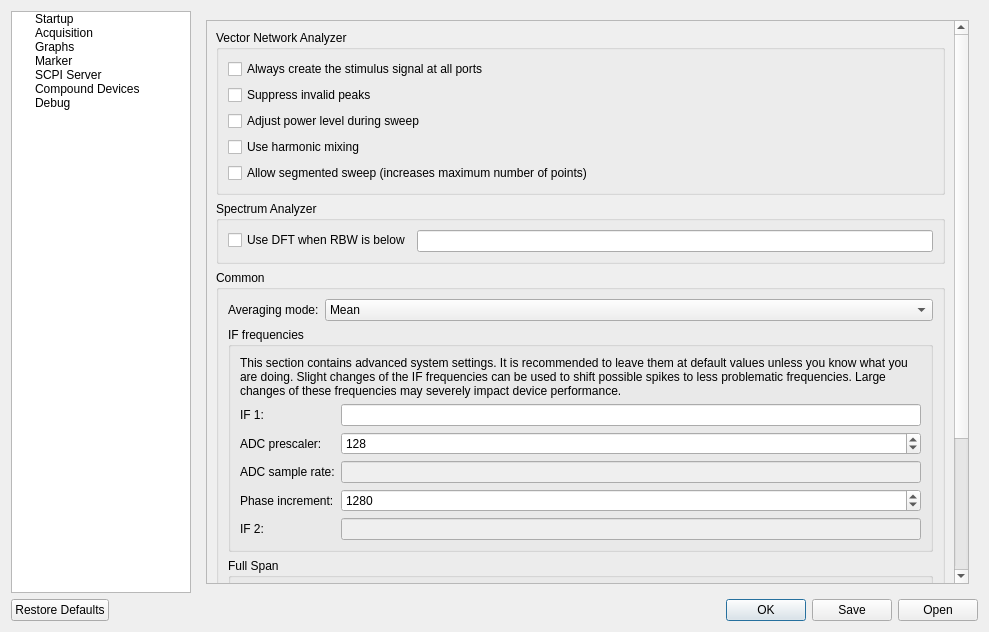
Old version of the form Software/PC_Application/LibreVNA-GUI/preferencesdialog.ui in the repository jankae/LibreVNA.
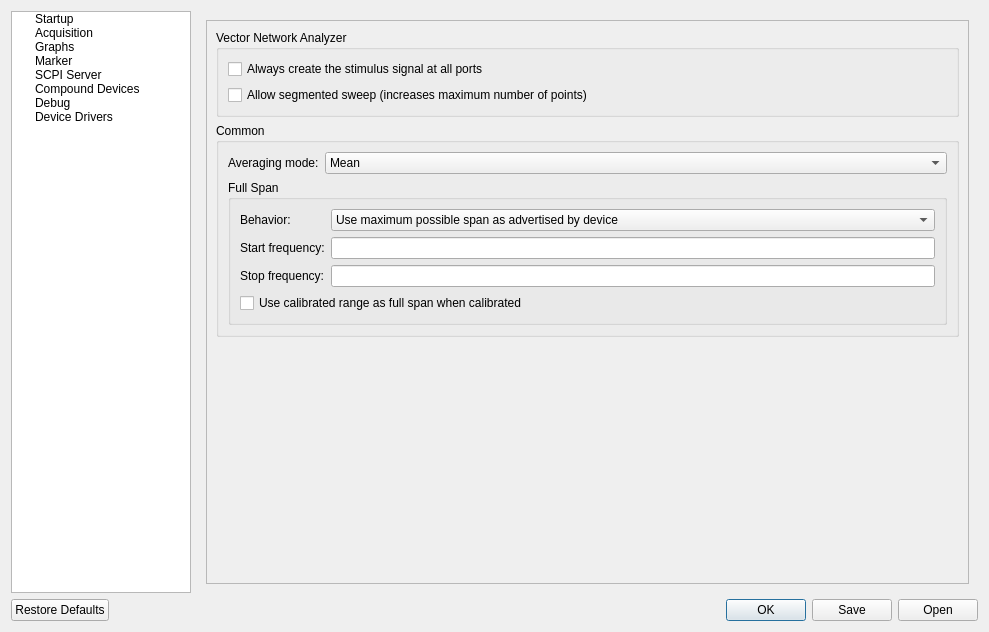
New version of the form. The open tabs and pages were chosen to show the change. Icons and pictures are not drawn. Custom widgets are drawn as their Qt base class.

Commit message: LibreVNA settings widget

```diff
--- a/Software/PC_Application/LibreVNA-GUI/preferencesdialog.ui
+++ b/Software/PC_Application/LibreVNA-GUI/preferencesdialog.ui
@@ -76,6 +76,11 @@
          <string>Debug</string>
         </property>
        </item>
+       <item>
+        <property name="text">
+         <string>Device Drivers</string>
+        </property>
+       </item>
       </widget>
      </item>
      <item>
@@ -712,8 +717,8 @@
              <rect>
               <x>0</x>
               <y>0</y>
-              <width>565</width>
-              <height>863</height>
+              <width>763</width>
+              <height>561</height>
              </rect>
             </property>
             <layout class="QVBoxLayout" name="verticalLayout_21">
@@ -733,33 +738,6 @@
                   </property>
                  </widget>
                 </item>
-                <item>
-                 <widget class="QCheckBox" name="AcquisitionSuppressPeaks">
-                  <property name="toolTip">
-                   <string>&lt;html&gt;&lt;head/&gt;&lt;body&gt;&lt;p&gt;Due to limited fractional divider settings, the source and 1.LO PLLs are not able to reach every frequency exactly. At some specific frequencies this causes the final IF to shift. At these frequencies there will be a positive or negative peak in the trace measurement that is not actually there.&lt;br/&gt;&lt;br/&gt;Checking this option shifts the 2.LO for points where this could be an issue. This will remove the peaks but slows down the sweep slightly.&lt;/p&gt;&lt;/body&gt;&lt;/html&gt;</string>
-                  </property>
-                  <property name="text">
-                   <string>Suppress invalid peaks</string>
-                  </property>
-                 </widget>
-                </item>
-                <item>
-                 <widget class="QCheckBox" name="AcquisitionAdjustPowerLevel">
-                  <property name="toolTip">
-                   <string>&lt;html&gt;&lt;head/&gt;&lt;body&gt;&lt;p&gt;If enabled, the step attenuator setting will be changed during the sweep to keep the selected output power across frequency as accurate as possible.&lt;/p&gt;&lt;/body&gt;&lt;/html&gt;</string>
-                  </property>
-                  <property name="text">
-                   <string>Adjust power level during sweep</string>
-                  </property>
-                 </widget>
-                </item>
-                <item>
-                 <widget class="QCheckBox" name="AcquisitionUseHarmonic">
-                  <property name="text">
-                   <string>Use harmonic mixing</string>
-                  </property>
-                 </widget>
-                </item>
                 <item>
                  <widget class="QCheckBox" name="AcquisitionAllowSegmentedSweep">
                   <property name="text">
@@ -770,32 +748,6 @@
                </layout>
               </widget>
              </item>
-             <item>
-              <widget class="QGroupBox" name="groupBox_7">
-               <property name="title">
-                <string>Spectrum Analyzer</string>
-               </property>
-               <layout class="QVBoxLayout" name="verticalLayout_7">
-                <item>
-                 <layout class="QFormLayout" name="formLayout_5">
-                  <item row="0" column="0">
-                   <widget class="QCheckBox" name="AcquisitionUseDFT">
-                    <property name="toolTip">
-                     <string>&lt;html&gt;&lt;head/&gt;&lt;body&gt;&lt;p&gt;Normally, the spectrum analyzer mode tunes the LO for each point and measures the final IF only at one frequency. When this option is enabled, a DFT of the final IF is calculated instead which covers multiple frequencies with one measurement.&lt;/p&gt;&lt;p&gt;This can speed up the measurement at low RBWs significantly.&lt;/p&gt;&lt;/body&gt;&lt;/html&gt;</string>
-                    </property>
-                    <property name="text">
-                     <string>Use DFT when RBW is below</string>
-                    </property>
-                   </widget>
-                  </item>
-                  <item row="0" column="1">
-                   <widget class="SIUnitEdit" name="AcquisitionDFTlimitRBW"/>
-                  </item>
-                 </layout>
-                </item>
-               </layout>
-              </widget>
-             </item>
              <item>
               <widget class="QGroupBox" name="groupBox_14">
                <property name="title">
@@ -827,117 +779,6 @@
                   </item>
                  </layout>
                 </item>
-                <item>
-                 <widget class="QGroupBox" name="groupBox_15">
-                  <property name="title">
-                   <string>IF frequencies</string>
-                  </property>
-                  <layout class="QVBoxLayout" name="verticalLayout_5">
-                   <item>
-                    <widget class="QLabel" name="label_34">
-                     <property name="text">
-                      <string>This section contains advanced system settings. It is recommended to leave them at default values unless you know what you are doing. Slight changes of the IF frequencies can be used to shift possible spikes to less problematic frequencies. Large changes of these frequencies may severely impact device performance.</string>
-                     </property>
-                     <property name="wordWrap">
-                      <bool>true</bool>
-                     </property>
-                    </widget>
-                   </item>
-                   <item>
-                    <layout class="QFormLayout" name="formLayout">
-                     <item row="0" column="0">
-                      <widget class="QLabel" name="label_29">
-                       <property name="text">
-                        <string>IF 1:</string>
-                       </property>
-                      </widget>
-                     </item>
-                     <item row="0" column="1">
-                      <widget class="SIUnitEdit" name="AcquisitionIF1">
-                       <property name="toolTip">
-                        <string>&lt;html&gt;&lt;head/&gt;&lt;body&gt;&lt;p&gt;Frequency of the first IF&lt;/p&gt;&lt;/body&gt;&lt;/html&gt;</string>
-                       </property>
-                      </widget>
-                     </item>
-                     <item row="1" column="0">
-                      <widget class="QLabel" name="label_30">
-                       <property name="text">
-                        <string>ADC prescaler:</string>
-                       </property>
-                      </widget>
-                     </item>
-                     <item row="1" column="1">
-                      <widget class="QSpinBox" name="AcquisitionADCpresc">
-                       <property name="toolTip">
-                        <string>&lt;html&gt;&lt;head/&gt;&lt;body&gt;&lt;p&gt;ADC prescaler in FPGA. The ADC sample rate is determined by 102.4MHz/prescaler&lt;/p&gt;&lt;/body&gt;&lt;/html&gt;</string>
-                       </property>
-                       <property name="minimum">
-                        <number>112</number>
-                       </property>
-                       <property name="maximum">
-                        <number>255</number>
-                       </property>
-                       <property name="value">
-                        <number>128</number>
-                       </property>
-                      </widget>
-                     </item>
-                     <item row="2" column="0">
-                      <widget class="QLabel" name="label_31">
-                       <property name="text">
-                        <string>ADC sample rate:</string>
-                       </property>
-                      </widget>
-                     </item>
-                     <item row="2" column="1">
-                      <widget class="SIUnitEdit" name="AcquisitionADCRate">
-                       <property name="enabled">
-                        <bool>false</bool>
-                       </property>
-                      </widget>
-                     </item>
-                     <item row="3" column="0">
-                      <widget class="QLabel" name="label_32">
-                       <property name="text">
-                        <string>Phase increment:</string>
-                       </property>
-                      </widget>
-                     </item>
-                     <item row="3" column="1">
-                      <widget class="QSpinBox" name="AcquisitionADCphaseInc">
-                       <property name="toolTip">
-                        <string>&lt;html&gt;&lt;head/&gt;&lt;body&gt;&lt;p&gt;Phase increment per ADC sample. Together with the ADC sample rate this determines the frequency of the second IF&lt;/p&gt;&lt;/body&gt;&lt;/html&gt;</string>
-                       </property>
-                       <property name="minimum">
-                        <number>1</number>
-                       </property>
-                       <property name="maximum">
-                        <number>4095</number>
-                       </property>
-                       <property name="value">
-                        <number>1280</number>
-                       </property>
-                      </widget>
-                     </item>
-                     <item row="4" column="0">
-                      <widget class="QLabel" name="label_33">
-                       <property name="text">
-                        <string>IF 2:</string>
-                       </property>
-                      </widget>
-                     </item>
-                     <item row="4" column="1">
-                      <widget class="SIUnitEdit" name="AcquisitionIF2">
-                       <property name="enabled">
-                        <bool>false</bool>
-                       </property>
-                      </widget>
-                     </item>
-                    </layout>
-                   </item>
-                  </layout>
-                 </widget>
-                </item>
                 <item>
                  <widget class="QGroupBox" name="groupBox_19">
                   <property name="title">
```
Left out of the diff: 22 changed lines with no effect on the pictures. The commit also changes 12 other files.
